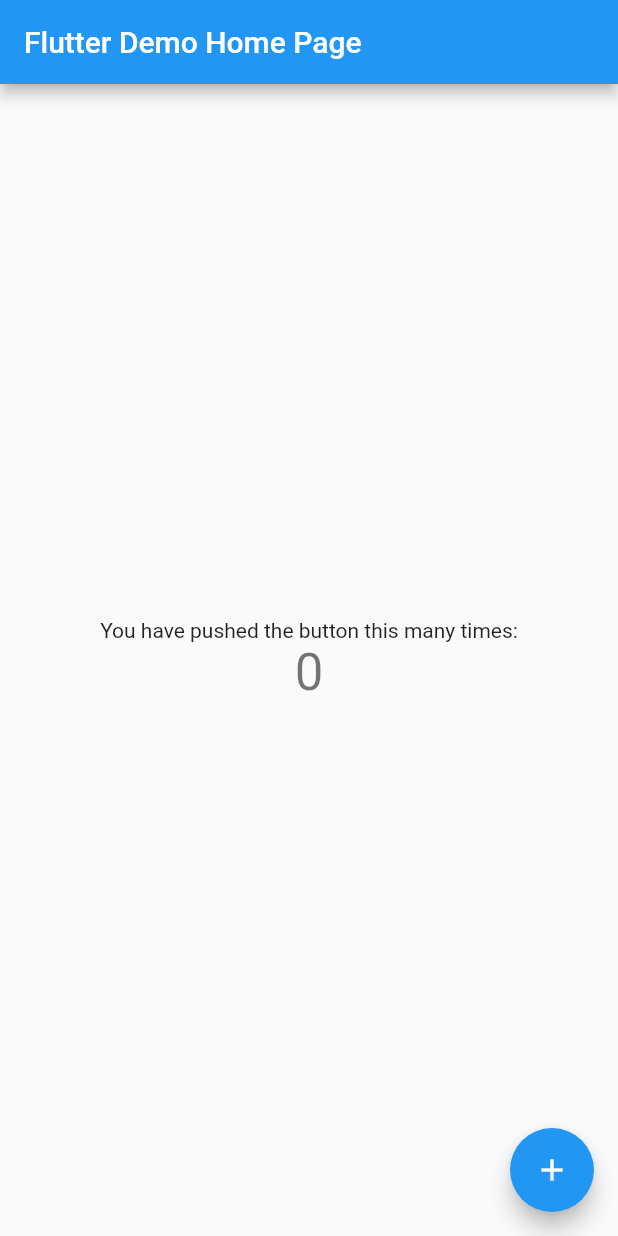
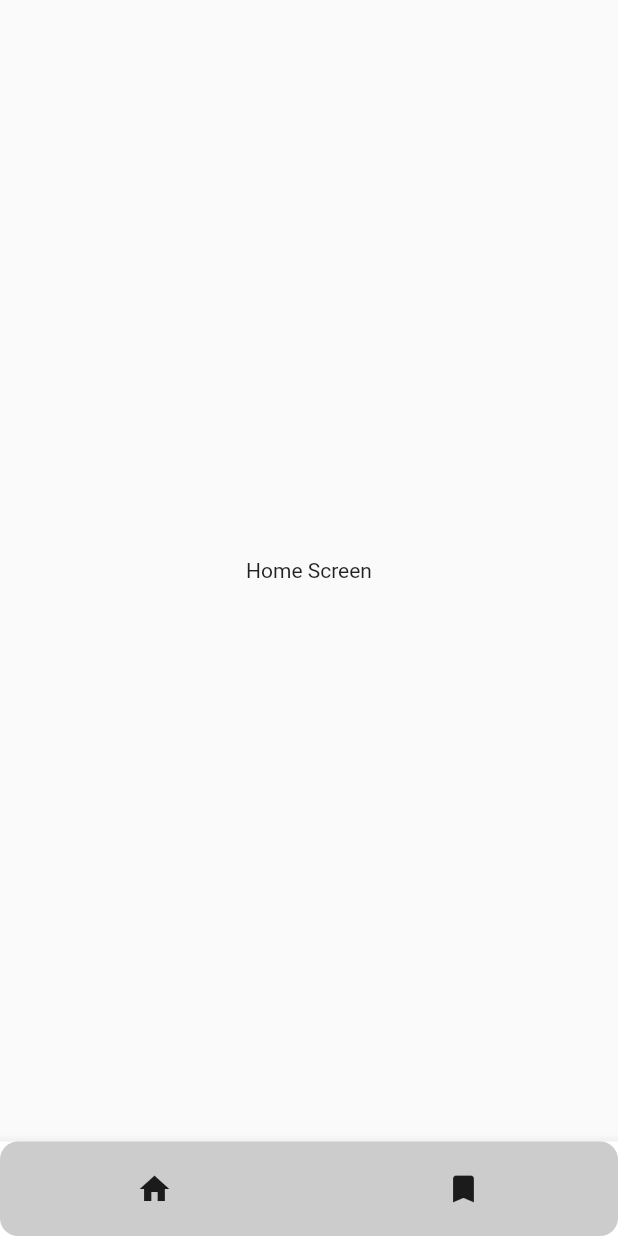
Before and after one commit to SajjadFlutter/weather-app, a Flutter app: the screen it shows after launch, on a phone screen of 412 x 824 dp. Run offline on Flutter 3.47's test engine with Material 2 defaults, Android fonts, the phone set to English and light mode, and no system bars; our stand-ins replace bloc, dio, equatable, get_it.

Commit message:
MainWrapper Widget added

```diff
--- /dev/null
+++ b/lib/core/widgets/bottom_nav.dart
@@ -0,0 +1,45 @@
+import 'package:flutter/material.dart';
+
+class BottomNav extends StatelessWidget {
+  final PageController controller;
+  const BottomNav({super.key, required this.controller});
+
+  @override
+  Widget build(BuildContext context) {
+    return BottomAppBar(
+      child: Container(
+        height: 63.0,
+        decoration: BoxDecoration(
+          color: Colors.black.withOpacity(0.2),
+          borderRadius: BorderRadius.circular(12.0),
+        ),
+        child: Row(
+          mainAxisAlignment: MainAxisAlignment.spaceEvenly,
+          children: [
+            IconButton(
+              onPressed: () {
+                controller.animateToPage(
+                  0,
+                  duration: const Duration(milliseconds: 300),
+                  curve: Curves.easeInOut,
+                );
+              },
+              icon: const Icon(Icons.home),
+            ),
+            const SizedBox(),
+            IconButton(
+              onPressed: () {
+                controller.animateToPage(
+                  1,
+                  duration: const Duration(milliseconds: 300),
+                  curve: Curves.easeInOut,
+                );
+              },
+              icon: const Icon(Icons.bookmark),
+            ),
+          ],
+        ),
+      ),
+    );
+  }
+}
--- /dev/null
+++ b/lib/core/widgets/main_wrapper.dart
@@ -0,0 +1,24 @@
+import 'package:flutter/material.dart';
+import 'package:weather_app/core/widgets/bottom_nav.dart';
+import 'package:weather_app/features/feature_weather/presentation/screens/home_screen.dart';
+
+class MainWrapper extends StatelessWidget {
+  MainWrapper({super.key});
+
+  final PageController _pageController = PageController(initialPage: 0);
+
+  @override
+  Widget build(BuildContext context) {
+    List<Widget> pages = const [
+      HomeScreen(),
+      HomeScreen(),
+    ];
+    return Scaffold(
+      body: PageView(
+        controller: _pageController,
+        children: pages,
+      ),
+      bottomNavigationBar: BottomNav(controller: _pageController),
+    );
+  }
+}
--- a/lib/features/feature_weather/data/data_source/remote/api_provider.dart
+++ b/lib/features/feature_weather/data/data_source/remote/api_provider.dart
@@ -5,7 +5,7 @@ class ApiProvider {
   final Dio _dio = Dio();
   final apiKey = Constants.apiKeys1;
 
-  callCurrentWeather(String cityName) async {
+  Future<dynamic> callCurrentWeather(String cityName) async {
     var response = await _dio.get(
       '${Constants.baseUrl}/data/2.5/weather',
       queryParameters: {
--- /dev/null
+++ b/lib/features/feature_weather/presentation/screens/home_screen.dart
@@ -0,0 +1,12 @@
+import 'package:flutter/material.dart';
+
+class HomeScreen extends StatelessWidget {
+  const HomeScreen({super.key});
+
+  @override
+  Widget build(BuildContext context) {
+    return const Center(
+      child: Text('Home Screen'),
+    );
+  }
+}
--- a/lib/main.dart
+++ b/lib/main.dart
@@ -1,115 +1,14 @@
 import 'package:flutter/material.dart';
+import 'package:weather_app/core/widgets/main_wrapper.dart';
+import 'package:weather_app/locator.dart';
 
-void main() {
-  runApp(const MyApp());
+void main() async {
+  // init locator
+  await setup();
+  runApp(
+    MaterialApp(
+      debugShowCheckedModeBanner: false,
+      home: MainWrapper(),
+    ),
+  );
 }
-
-class MyApp extends StatelessWidget {
-  const MyApp({super.key});
-
-  // This widget is the root of your application.
-  @override
-  Widget build(BuildContext context) {
-    return MaterialApp(
-      title: 'Flutter Demo',
-      theme: ThemeData(
-        // This is the theme of your application.
-        //
-        // Try running your application with "flutter run". You'll see the
-        // application has a blue toolbar. Then, without quitting the app, try
-        // changing the primarySwatch below to Colors.green and then invoke
-        // "hot reload" (press "r" in the console where you ran "flutter run",
-        // or simply save your changes to "hot reload" in a Flutter IDE).
-        // Notice that the counter didn't reset back to zero; the application
-        // is not restarted.
-        primarySwatch: Colors.blue,
-      ),
-      home: const MyHomePage(title: 'Flutter Demo Home Page'),
-    );
-  }
-}
-
-class MyHomePage extends StatefulWidget {
-  const MyHomePage({super.key, required this.title});
-
-  // This widget is the home page of your application. It is stateful, meaning
-  // that it has a State object (defined below) that contains fields that affect
-  // how it looks.
-
-  // This class is the configuration for the state. It holds the values (in this
-  // case the title) provided by the parent (in this case the App widget) and
-  // used by the build method of the State. Fields in a Widget subclass are
-  // always marked "final".
-
-  final String title;
-
-  @override
-  State<MyHomePage> createState() => _MyHomePageState();
-}
-
-class _MyHomePageState extends State<MyHomePage> {
-  int _counter = 0;
-
-  void _incrementCounter() {
-    setState(() {
-      // This call to setState tells the Flutter framework that something has
-      // changed in this State, which causes it to rerun the build method below
-      // so that the display can reflect the updated values. If we changed
-      // _counter without calling setState(), then the build method would not be
-      // called again, and so nothing would appear to happen.
-      _counter++;
-    });
-  }
-
-  @override
-  Widget build(BuildContext context) {
-    // This method is rerun every time setState is called, for instance as done
-    // by the _incrementCounter method above.
-    //
-    // The Flutter framework has been optimized to make rerunning build methods
-    // fast, so that you can just rebuild anything that needs updating rather
-    // than having to individually change instances of widgets.
-    return Scaffold(
-      appBar: AppBar(
-        // Here we take the value from the MyHomePage object that was created by
-        // the App.build method, and use it to set our appbar title.
-        title: Text(widget.title),
-      ),
-      body: Center(
-        // Center is a layout widget. It takes a single child and positions it
-        // in the middle of the parent.
-        child: Column(
-          // Column is also a layout widget. It takes a list of children and
-          // arranges them vertically. By default, it sizes itself to fit its
-          // children horizontally, and tries to be as tall as its parent.
-          //
-          // Invoke "debug painting" (press "p" in the console, choose the
-          // "Toggle Debug Paint" action from the Flutter Inspector in Android
-          // Studio, or the "Toggle Debug Paint" command in Visual Studio Code)
-          // to see the wireframe for each widget.
-          //
-          // Column has various properties to control how it sizes itself and
-          // how it positions its children. Here we use mainAxisAlignment to
-          // center the children vertically; the main axis here is the vertical
-          // axis because Columns are vertical (the cross axis would be
-          // horizontal).
-          mainAxisAlignment: MainAxisAlignment.center,
-          children: <Widget>[
-            const Text(
-              'You have pushed the button this many times:',
-            ),
-            Text(
-              '$_counter',
-              style: Theme.of(context).textTheme.headline4,
-            ),
-          ],
-        ),
-      ),
-      floatingActionButton: FloatingActionButton(
-        onPressed: _incrementCounter,
-        tooltip: 'Increment',
-        child: const Icon(Icons.add),
-      ), // This trailing comma makes auto-formatting nicer for build methods.
-    );
-  }
-}
--- a/pubspec.yaml
+++ b/pubspec.yaml
@@ -40,6 +40,7 @@ dependencies:
   equatable: ^2.0.5
   bloc: ^8.1.1
   flutter_bloc: ^8.1.2
+  get_it: ^7.2.0
 
 dev_dependencies:
   flutter_test:
```
Also changed, not shown: lib/features/feature_weather/presentation/bloc/home_event.dart (+2 -7 lines), lib/locator.dart (added, +24 -0 lines), pubspec.lock, 1 other file.
